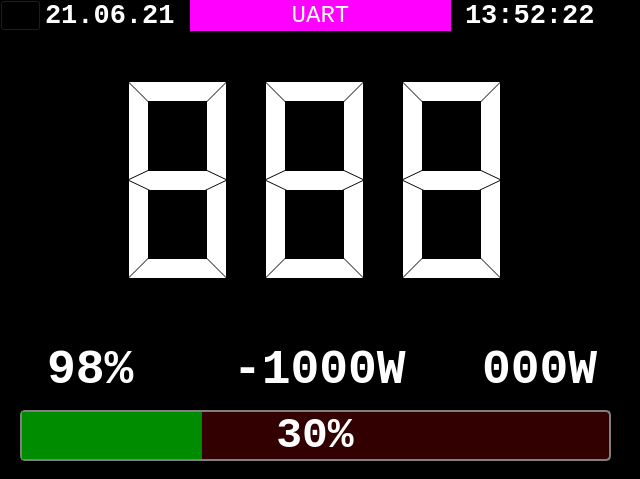
mark99i/vesc-display, file ui.layouts/main_window_lite_640x480.ui: the form before one commit.
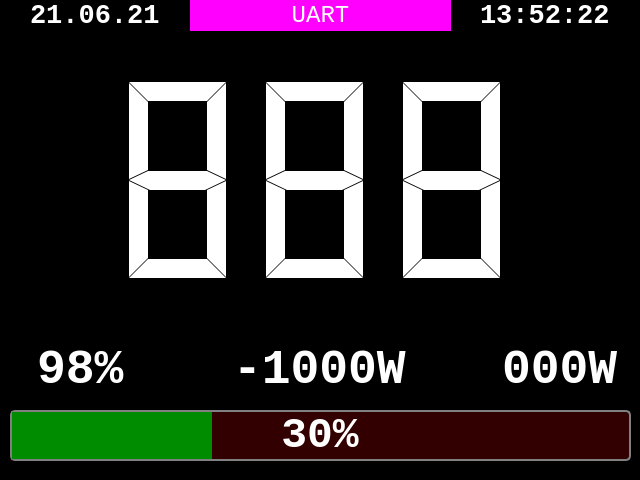
The form after the commit.

Commit message: added main menu with svg icons, gui layouts fixes, improved session info

```diff
--- a/ui.layouts/main_window_lite_640x480.ui
+++ b/ui.layouts/main_window_lite_640x480.ui
@@ -7,7 +7,7 @@
     <x>0</x>
     <y>0</y>
     <width>640</width>
-    <height>479</height>
+    <height>480</height>
    </rect>
   </property>
   <property name="sizePolicy">
@@ -84,9 +84,9 @@
    <widget class="QProgressBar" name="battery_progress_bar">
     <property name="geometry">
      <rect>
-      <x>20</x>
+      <x>10</x>
       <y>410</y>
-      <width>591</width>
+      <width>621</width>
       <height>51</height>
      </rect>
     </property>
@@ -167,9 +167,9 @@
    <widget class="QLineEdit" name="date">
     <property name="geometry">
      <rect>
-      <x>40</x>
+      <x>10</x>
       <y>0</y>
-      <width>141</width>
+      <width>171</width>
       <height>31</height>
      </rect>
     </property>
@@ -208,7 +208,7 @@
      <rect>
       <x>460</x>
       <y>0</y>
-      <width>141</width>
+      <width>171</width>
       <height>31</height>
      </rect>
     </property>
@@ -245,7 +245,7 @@
    <widget class="QLineEdit" name="left_param">
     <property name="geometry">
      <rect>
-      <x>20</x>
+      <x>10</x>
       <y>340</y>
       <width>141</width>
       <height>61</height>
@@ -323,7 +323,7 @@
    <widget class="QLineEdit" name="right_param">
     <property name="geometry">
      <rect>
-      <x>470</x>
+      <x>490</x>
       <y>340</y>
       <width>141</width>
       <height>61</height>
@@ -359,73 +359,6 @@
      <bool>true</bool>
     </property>
    </widget>
-   <widget class="QPushButton" name="close_button">
-    <property name="geometry">
-     <rect>
-      <x>600</x>
-      <y>0</y>
-      <width>41</width>
-      <height>31</height>
-     </rect>
-    </property>
-    <property name="cursor">
-     <cursorShape>ArrowCursor</cursorShape>
-    </property>
-    <property name="mouseTracking">
-     <bool>true</bool>
-    </property>
-    <property name="focusPolicy">
-     <enum>Qt::ClickFocus</enum>
-    </property>
-    <property name="styleSheet">
-     <string notr="true">color: rgb(255, 85, 0);
-border: none;</string>
-    </property>
-    <property name="text">
-     <string/>
-    </property>
-    <property name="iconSize">
-     <size>
-      <width>48</width>
-      <height>48</height>
-     </size>
-    </property>
-   </widget>
-   <widget class="QPushButton" name="settings_button">
-    <property name="geometry">
-     <rect>
-      <x>0</x>
-      <y>0</y>
-      <width>41</width>
-      <height>31</height>
-     </rect>
-    </property>
-    <property name="cursor">
-     <cursorShape>ArrowCursor</cursorShape>
-    </property>
-    <property name="mouseTracking">
-     <bool>true</bool>
-    </property>
-    <property name="focusPolicy">
-     <enum>Qt::ClickFocus</enum>
-    </property>
-    <property name="autoFillBackground">
-     <bool>false</bool>
-    </property>
-    <property name="styleSheet">
-     <string notr="true">color: rgb(255, 255, 255);
-border-color: rgb(255, 255, 255);</string>
-    </property>
-    <property name="text">
-     <string/>
-    </property>
-    <property name="iconSize">
-     <size>
-      <width>48</width>
-      <height>48</height>
-     </size>
-    </property>
-   </widget>
   </widget>
  </widget>
  <resources/>
```
The commit also changes 15 other files.
